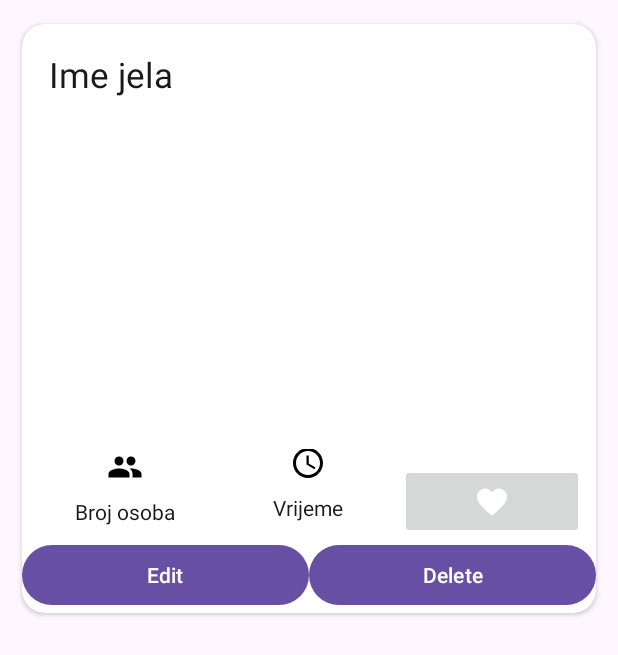
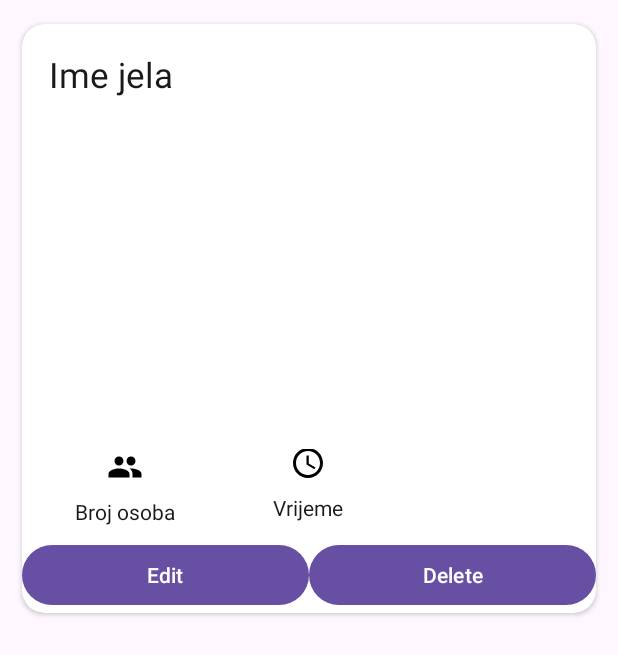
Before and after one commit to ljdedic/CulinaryCraft, an Android app: the layout activity_recipe_card.xml on its own in the app's theme, with its tools: preview values and no code run, on a phone screen of 412 x 824 dp. Shown: the top 655 px of the screen. Run offline under Robolectric (Android 15) with nearby library versions, the phone set to English and light mode, and no system bars; Roboto replaces fonts that are not available here.

Commit message:
Dorada main

```diff
--- a/app/src/main/res/layout/activity_recipe_card.xml
+++ b/app/src/main/res/layout/activity_recipe_card.xml
@@ -112,14 +112,7 @@
                     android:gravity="center"
                     android:orientation="vertical">
 
-                    <ImageButton
-                        android:id="@+id/likeButton"
-                        android:layout_width="match_parent"
-                        android:layout_height="wrap_content"
-                        android:layout_marginTop="10dp"
-                        android:layout_weight="1"
-                        android:onClick="onButtonClick"
-                        android:src="@drawable/ic_heart_empty" />
+
 
                 </LinearLayout>
 
```
Also changed, not shown: app/src/main/java/ba/sum/fpmoz/culinarycraft/MainActivity.java (+0 -16 lines), 1 other file.
